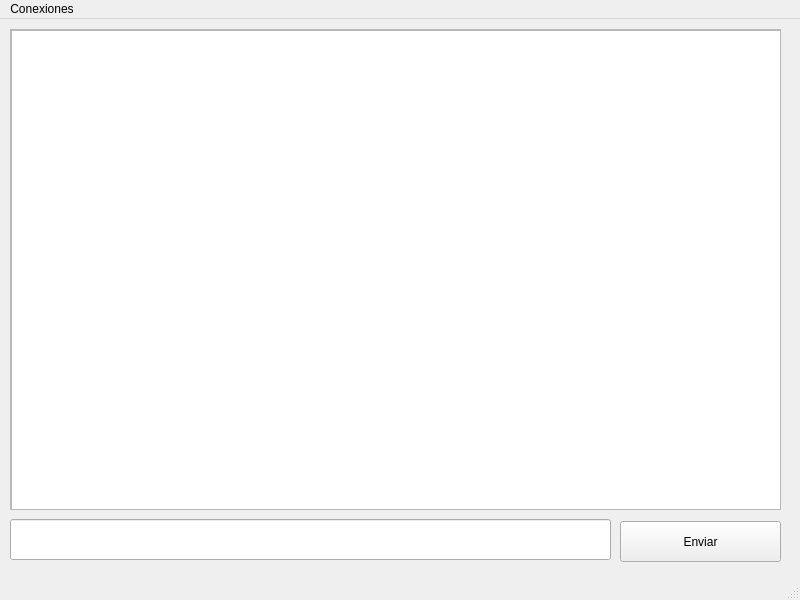
Qt form src/sample_gui_app/ui/main.ui (werogg/deprotocol) before a commit.
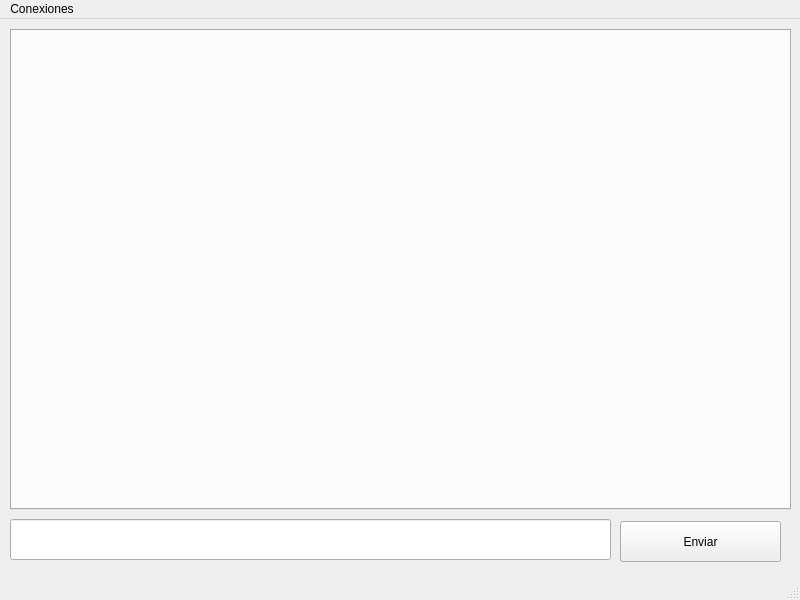
The same form after that commit.

Patch:
```diff
--- a/src/sample_gui_app/ui/main.ui
+++ b/src/sample_gui_app/ui/main.ui
@@ -24,42 +24,6 @@
      </rect>
     </property>
    </widget>
-   <widget class="QScrollArea" name="scrollArea">
-    <property name="geometry">
-     <rect>
-      <x>10</x>
-      <y>10</y>
-      <width>771</width>
-      <height>481</height>
-     </rect>
-    </property>
-    <property name="widgetResizable">
-     <bool>true</bool>
-    </property>
-    <widget class="QWidget" name="scrollAreaWidgetContents">
-     <property name="geometry">
-      <rect>
-       <x>0</x>
-       <y>0</y>
-       <width>769</width>
-       <height>479</height>
-      </rect>
-     </property>
-     <widget class="QListView" name="listView">
-      <property name="geometry">
-       <rect>
-        <x>0</x>
-        <y>0</y>
-        <width>771</width>
-        <height>481</height>
-       </rect>
-      </property>
-      <property name="selectionMode">
-       <enum>QAbstractItemView::NoSelection</enum>
-      </property>
-     </widget>
-    </widget>
-   </widget>
    <widget class="QPushButton" name="pushButton">
     <property name="geometry">
      <rect>
@@ -73,6 +37,19 @@
      <string>Enviar</string>
     </property>
    </widget>
+   <widget class="QTabWidget" name="tabWidget">
+    <property name="geometry">
+     <rect>
+      <x>10</x>
+      <y>10</y>
+      <width>781</width>
+      <height>481</height>
+     </rect>
+    </property>
+    <property name="currentIndex">
+     <number>-1</number>
+    </property>
+   </widget>
   </widget>
   <widget class="QMenuBar" name="menubar">
    <property name="geometry">
```
